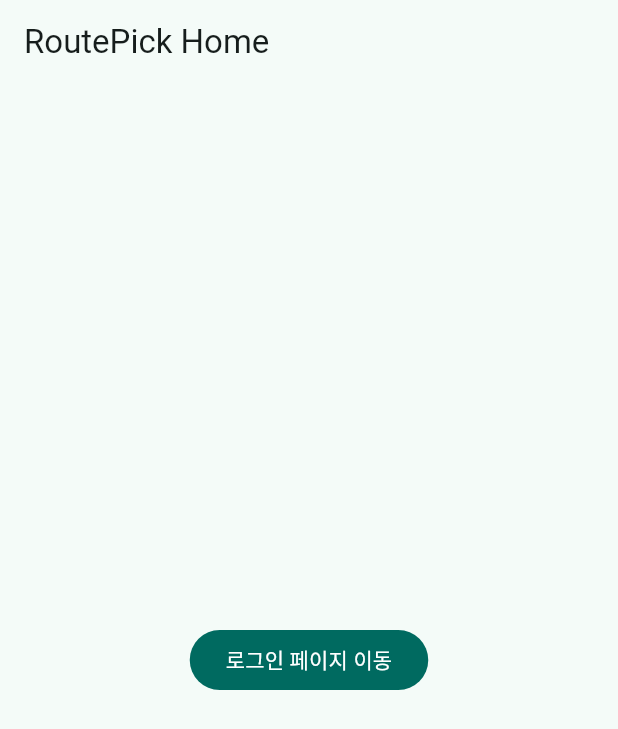
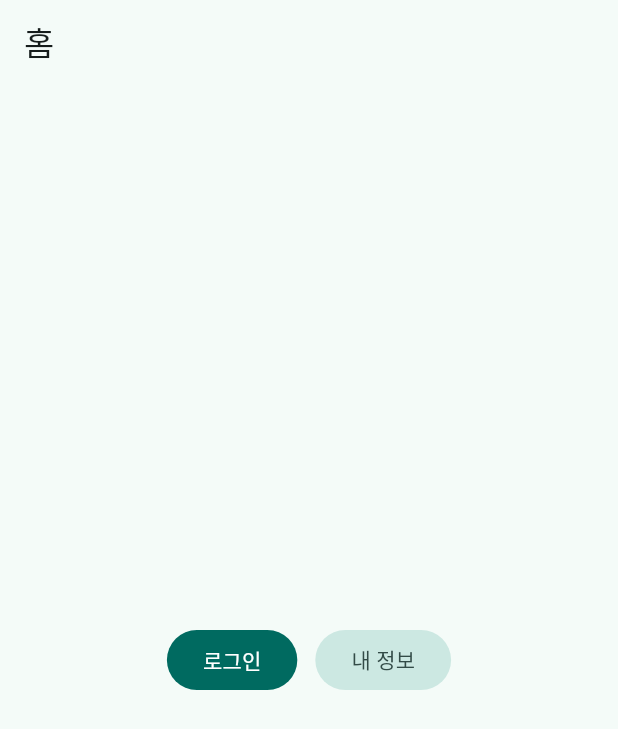
Before and after one commit to SangHyun-e/routepick-fe, a Flutter app: the screen it shows after launch, on a phone screen of 412 x 824 dp. Shown: the top 729 px of the screen. Run offline on Flutter 3.47's test engine with Material 3 defaults, Android fonts, the phone set to English and light mode, and no system bars; our stand-ins replace dio, flutter_riverpod, go_router.

Commit message:
feat(auth): 로그아웃 버튼/동작 추가 & 라우터 가드 갱신

```diff
--- a/lib/app/app.dart
+++ b/lib/app/app.dart
@@ -1,13 +1,13 @@
 import 'package:flutter/material.dart';
-import 'package:go_router/go_router.dart';
-import 'router.dart';
+import 'package:flutter_riverpod/flutter_riverpod.dart';
+import 'package:route_pick_fe/app/router.dart';
 
-class App extends StatelessWidget {
+class App extends ConsumerWidget {
   const App({super.key});
 
   @override
-  Widget build(BuildContext context) {
-    final GoRouter router = buildRouter();
+  Widget build(BuildContext context, WidgetRef ref) {
+    final router = ref.watch(routerProvider);
     return MaterialApp.router(
       title: 'RoutePick',
       routerConfig: router,
--- a/lib/app/router.dart
+++ b/lib/app/router.dart
@@ -1,13 +1,46 @@
+import 'package:flutter/foundation.dart';
+import 'package:flutter_riverpod/flutter_riverpod.dart';
 import 'package:go_router/go_router.dart';
+import 'package:route_pick_fe/features/auth/presentation/home_page.dart';
 import 'package:route_pick_fe/features/auth/presentation/login_page.dart';
-import 'package:route_pick_fe/features/home/home_screen.dart';
+import 'package:route_pick_fe/features/auth/presentation/me_page.dart';
+import 'package:route_pick_fe/features/state/auth_providers.dart';
 
-GoRouter buildRouter() {
+// 보호할 경로
+const _protectedPaths = {'/me', '/write'};
+
+final routerProvider = Provider<GoRouter>((ref) {
+  // 토큰이 바뀌면 라우터에 새로고침 신호를 줄 리스너
+  final refresh = ValueNotifier(0);
+  ref.listen<String?>(accessTokenProvider, (_, __) => refresh.value++);
+
+  String? token() => ref.read(accessTokenProvider);
+  bool authed() => token() != null && token()!.isNotEmpty;
+
   return GoRouter(
     initialLocation: '/',
-    routes: <RouteBase>[
-      GoRoute(path: '/', builder: (context, state) => const HomeScreen()),
-      GoRoute(path: '/login', builder: (context, state) => const LoginPage()),
+    refreshListenable: refresh,
+    debugLogDiagnostics: kDebugMode,
+    //  전역 redirect: 어떤 경로로 가든 먼저 여기서 판단
+    redirect: (context, state) {
+      final path = state.matchedLocation; // '/me'
+      final going = state.uri.toString(); // '/me?x=1' 등 전체
+
+      // 보호 경로인데 비로그인 → 로그인으로 보냄
+      if (!authed() && _protectedPaths.any((p) => path.startsWith(p))) {
+        return '/login?from=${Uri.encodeComponent(going)}';
+      }
+      // 로그인 상태에서 /login 가면 원래 가려던 곳(or 홈)으로
+      if (authed() && path == '/login') {
+        final from = state.uri.queryParameters['from'];
+        return from ?? '/';
+      }
+      return null;
+    },
+    routes: [
+      GoRoute(path: '/', builder: (_, __) => const HomePage()),
+      GoRoute(path: '/login', builder: (_, __) => const LoginPage()),
+      GoRoute(path: '/me', builder: (_, __) => const MePage()),
     ],
   );
-}
+});
--- /dev/null
+++ b/lib/features/auth/presentation/home_page.dart
@@ -0,0 +1,28 @@
+import 'package:flutter/material.dart';
+import 'package:go_router/go_router.dart';
+
+class HomePage extends StatelessWidget {
+  const HomePage({super.key});
+
+  @override
+  Widget build(BuildContext context) {
+    return Scaffold(
+      appBar: AppBar(title: const Text('홈')),
+      body: Center(
+        child: Wrap(
+          spacing: 12,
+          children: [
+            FilledButton(
+              onPressed: () => context.go('/login'),
+              child: const Text('로그인'),
+            ),
+            FilledButton.tonal(
+              onPressed: () => context.go('/me'),
+              child: const Text('내 정보'),
+            ),
+          ],
+        ),
+      ),
+    );
+  }
+}
--- a/lib/features/home/home_screen.dart
+++ /dev/null
@@ -1,19 +0,0 @@
-import 'package:flutter/material.dart';
-import 'package:go_router/go_router.dart';
-
-class HomeScreen extends StatelessWidget {
-  const HomeScreen({super.key});
-
-  @override
-  Widget build(BuildContext context) {
-    return Scaffold(
-      appBar: AppBar(title: const Text('RoutePick Home')),
-      body: Center(
-        child: FilledButton(
-          onPressed: () => context.go('/login'),
-          child: const Text('로그인 페이지 이동'),
-        ),
-      ),
-    );
-  }
-}
--- a/lib/features/state/auth_providers.dart
+++ b/lib/features/state/auth_providers.dart
@@ -1,4 +1,4 @@
 import 'package:flutter_riverpod/legacy.dart';
 
+// 전역 인증 상태: access_token (null이면 로그아웃 상태)
 final accessTokenProvider = StateProvider<String?>((ref) => null);
-final isLoggedInProvider = StateProvider<bool>((ref) => false);
--- a/lib/main.dart
+++ b/lib/main.dart
@@ -1,7 +1,9 @@
 import 'package:flutter/material.dart';
 import 'package:flutter_riverpod/flutter_riverpod.dart';
 import 'package:route_pick_fe/app/app.dart';
+import 'package:flutter_web_plugins/url_strategy.dart';
 
 void main() {
+  usePathUrlStrategy();
   runApp(const ProviderScope(child: App()));
 }
```
Also changed, not shown: lib/core/http/api_client.dart (+9 -10 lines), lib/features/auth/data/auth_api.dart (+42 -4 lines), lib/features/auth/data/login_response.dart (+4 -3 lines), lib/features/auth/presentation/login_page.dart (+9 -17 lines), lib/features/auth/presentation/me_page.dart (added, +155 -0 lines).
